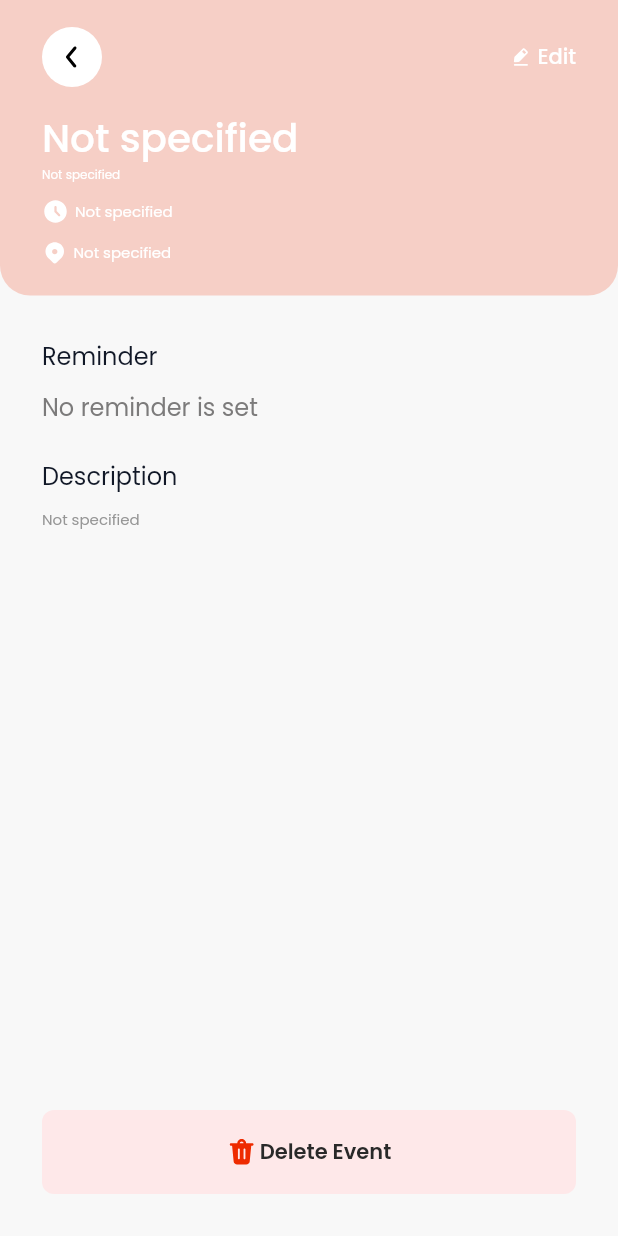
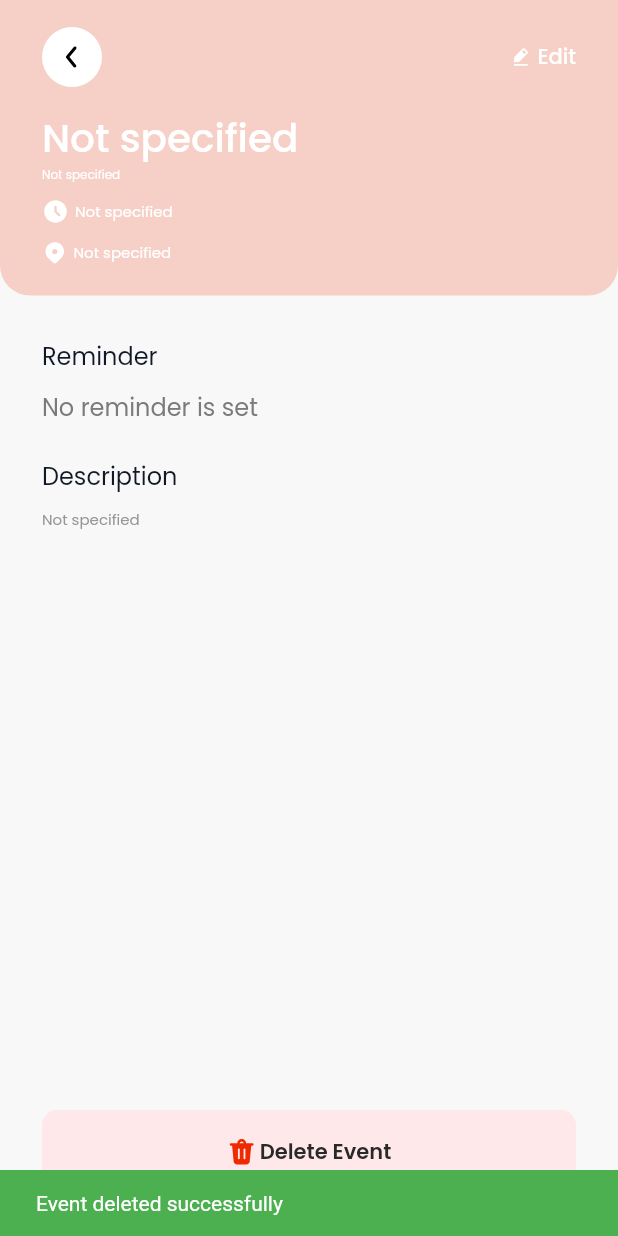
Before and after one commit to abdurakhmon97/calendar_app, a Flutter app: the EventDetailsScreen screen opened directly with empty values, after a tap on "Delete Event", on a phone screen of 412 x 824 dp. Run offline on Flutter 3.47's test engine with Material 2 defaults, Android fonts, the phone set to English and light mode, and no system bars; our stand-ins replace bloc, equatable, flutter_bloc, flutter_svg, freezed_annotation, get_it and 4 more; accounts and stored records are empty.

Commit message:
CA-7: Event deletion and update finished

```diff
--- a/lib/app/ui/event_details/event_details_screen.dart
+++ b/lib/app/ui/event_details/event_details_screen.dart
@@ -4,9 +4,11 @@ import 'package:calendar_app/app/ui/widgets/calendar_app_button.dart';
 import 'package:calendar_app/core/constants/assets.dart';
 import 'package:calendar_app/core/constants/colors.dart';
 import 'package:calendar_app/core/constants/typography.dart';
+import 'package:calendar_app/domain/bloc/event_details_bloc.dart';
 import 'package:calendar_app/utils/utils.dart';
 import 'package:flutter/material.dart';
 import 'package:flutter/services.dart';
+import 'package:flutter_bloc/flutter_bloc.dart';
 import 'package:flutter_svg/flutter_svg.dart';
 
 const _bottomPadding = 28.0;
@@ -28,27 +30,36 @@ class _EventDetailsScreenState extends State<EventDetailsScreen> {
 
   @override
   Widget build(BuildContext context) {
-    return Scaffold(
+    return BlocProvider(
+      create: (_) => EventDetailsBloc(),
+      child: Scaffold(
         appBar: AppBar(
           elevation: 0,
           toolbarHeight: 0,
-        backgroundColor: AppColorUtils.priorityColorMap[vm.event.priorityColor],
+          backgroundColor:
+              AppColorUtils.priorityColorMap[vm.event.priorityColor],
           systemOverlayStyle: const SystemUiOverlayStyle(
             statusBarIconBrightness: Brightness.light,
             statusBarBrightness: Brightness.dark,
           ),
         ),
-      body: Column(
+        body: BlocBuilder<EventDetailsBloc, EventDetailsState>(
+          builder: (_, __) {
+            print('rebuilt again');
+            return Column(
               crossAxisAlignment: CrossAxisAlignment.start,
               children: [
                 ScreenHeader(
                   event: vm.event,
-            onEdit: () {},
-            onBackTap: () {},
+                  onEdit: () => vm.onEditEvent(
+                    context: context,
+                    chosenDay: widget.arguments.chosenDay,
+                  ),
+                  onBackTap: () => vm.onBackTap(context),
                 ),
                 const SizedBox(height: 28),
                 Padding(
-            padding: EdgeInsets.symmetric(horizontal: 28),
+                  padding: const EdgeInsets.symmetric(horizontal: 28),
                   child: Column(
                     crossAxisAlignment: CrossAxisAlignment.start,
                     children: [
@@ -86,15 +97,23 @@ class _EventDetailsScreenState extends State<EventDetailsScreen> {
                       style: AppTypography.captionSemiBold,
                     ),
                     icon: SvgPicture.asset(AppIcons.delete),
-              onPressed: () {},
+                    onPressed: () => vm.onDeleteEvent(
+                      context: context,
+                      selectedDay: widget.arguments.chosenDay,
+                    ),
                     backgroundColor: AppColors.deleteBtnBg,
                     height: _buttonHeight,
+                    borderRadius: 10,
                   ),
                 ),
                 SizedBox(
-            height: MediaQuery.of(context).viewPadding.bottom + _bottomPadding,
+                  height: MediaQuery.of(context).viewPadding.bottom +
+                      _bottomPadding,
                 ),
               ],
+            );
+          },
+        ),
       ),
     );
   }
--- a/lib/app/ui/event_details/event_details_vm.dart
+++ b/lib/app/ui/event_details/event_details_vm.dart
@@ -1,7 +1,57 @@
+//ignore_for_file: use_build_context_synchronously
+
+import 'package:calendar_app/app/navigation/app_route.dart';
+import 'package:calendar_app/app/navigation/arguments/event_add_or_edit_arguments.dart';
+import 'package:calendar_app/app/ui/event_add_or_edit/event_add_or_edit_vm.dart';
+import 'package:calendar_app/core/constants/colors.dart';
+import 'package:calendar_app/domain/bloc/event_details_bloc.dart';
+import 'package:calendar_app/domain/bloc/home_bloc.dart';
 import 'package:calendar_app/domain/entities/event_details_entity.dart';
+import 'package:calendar_app/utils/utils.dart';
+import 'package:flutter/cupertino.dart';
+import 'package:flutter_bloc/flutter_bloc.dart';
+import 'package:go_router/go_router.dart';
 
 class EventDetailsViewModel {
   EventDetailsEntity event;
 
   EventDetailsViewModel(this.event);
+
+  void onBackTap(BuildContext context) => context.pop();
+
+  void onEditEvent({
+    required BuildContext context,
+    required DateTime chosenDay,
+  }) async {
+    final updatedEvent = await context.push(
+      '${AppRoute.home}${AppRoute.eventAddOrEdit}',
+      extra: EventAddOrEditArguments(
+        vm: EventAddOrEditViewModel(),
+        chosenDay: chosenDay,
+        eventToEdit: event,
+      ),
+    );
+    if (updatedEvent is EventDetailsEntity) {
+      event = updatedEvent;
+      context.read<EventDetailsBloc>().add(EditEvent(updatedEvent));
+    }
+  }
+
+  void onDeleteEvent({
+    required BuildContext context,
+    required DateTime selectedDay,
+  }) async {
+    if (event.id == null) {
+      AppUtils.showSnackBar(
+        context,
+        'Failed to find the id of the event',
+        AppColors.error,
+      );
+      return;
+    }
+    context.read<EventDetailsBloc>().add(DeleteEvent(event.id!));
+    context.read<HomeBloc>().add(HomeSelectDayEvent(selectedDay));
+    AppUtils.showSnackBar(context, 'Event deleted successfully');
+    context.go(AppRoute.home);
+  }
 }
--- a/lib/data/repositories/events_repository_impl.dart
+++ b/lib/data/repositories/events_repository_impl.dart
@@ -35,4 +35,23 @@ class EventsRepositoryImpl implements EventsRepository {
       log(e.toString());
     }
   }
+
+  @override
+  Future<void> updateEvent(EventDetailsEntity eventDetailsEntity) async {
+    try {
+      await _databaseHelper.update(
+          eventDetails: eventDetailsEntity.toRawData());
+    } on Object catch (e) {
+      log(e.toString());
+    }
+  }
+
+  @override
+  Future<void> deleteEvent(int id) async {
+    try {
+      await _databaseHelper.delete(id);
+    } on Object catch (e) {
+      log(e.toString());
+    }
+  }
 }
--- a/lib/data/storage/db_helper.dart
+++ b/lib/data/storage/db_helper.dart
@@ -64,12 +64,11 @@ class DatabaseHelper {
   Future<void> delete(int id) async =>
       await _database!.rawDelete("DELETE from $_tableName where id=$id");
 
-  Future<dynamic> update({
-    required String table,
+  Future<void> update({
     required EventDetails eventDetails,
   }) async =>
       await _database!.update(
-        table,
+        _tableName,
         eventDetails.toJson(),
         where: 'id = ?',
         whereArgs: [eventDetails.id],
--- a/lib/domain/bloc/edit_or_add_bloc.dart
+++ b/lib/domain/bloc/edit_or_add_bloc.dart
@@ -13,6 +13,7 @@ part '../state/edit_or_add_state.dart';
 class EditOrAddBloc extends Bloc<EditOrAddEvent, EditOrAddState> {
   EditOrAddBloc() : super(EditOrAddInitial()) {
     on<AddNewEvent>(_onAddNewEvent);
+    on<UpdateEvent>(_onUpdateEvent);
   }
 
   final EventsRepository _eventsRepository = inject();
@@ -22,4 +23,10 @@ class EditOrAddBloc extends Bloc<EditOrAddEvent, EditOrAddState> {
     await _eventsRepository.createNewEvent(event.event);
     emit(AddNewEventState());
   }
+
+  FutureOr<void> _onUpdateEvent(
+      UpdateEvent event, Emitter<EditOrAddState> emit) async {
+    await _eventsRepository.updateEvent(event.event);
+    emit(UpdateEventState(event.event));
+  }
 }
--- a/lib/domain/bloc/event_details_bloc.dart
+++ b/lib/domain/bloc/event_details_bloc.dart
@@ -1,14 +1,30 @@
+import 'dart:async';
 import 'package:bloc/bloc.dart';
+import 'package:calendar_app/core/di/inject.dart';
 import 'package:calendar_app/domain/entities/event_details_entity.dart';
+import 'package:calendar_app/domain/repositories/events_repository.dart';
 import 'package:equatable/equatable.dart';
 
 part '../event/event_details_event.dart';
+
 part '../state/event_details_state.dart';
 
 class EventDetailsBloc extends Bloc<EventDetailsEvent, EventDetailsState> {
   EventDetailsBloc() : super(EventDetailsInitial()) {
-    on<EventDetailsEvent>((event, emit) {
-      // TODO: implement event handler
-    });
+    on<EditEvent>(_onEditEvent);
+    on<DeleteEvent>(_onDeleteEvent);
+  }
+
+  final EventsRepository _eventsRepository = inject();
+
+  FutureOr<void> _onEditEvent(
+      EditEvent event, Emitter<EventDetailsState> emit) async {
+    emit(EditEventState(event.event));
+  }
+
+  FutureOr<void> _onDeleteEvent(
+      DeleteEvent event, Emitter<EventDetailsState> emit) async {
+    await _eventsRepository.deleteEvent(event.id);
+    emit(DeleteEventState());
   }
 }
--- a/lib/domain/bloc/home_bloc.dart
+++ b/lib/domain/bloc/home_bloc.dart
@@ -16,7 +16,6 @@ class HomeBloc extends Bloc<HomeEvent, HomeState> {
     on<HomeExceedingRangeEvent>(_onRangeExceeded);
   }
 
-  //we can also create home bloc outside of material app, and inject the constructor instead of field
   final EventsRepository _eventsRepository;
 
   FutureOr<void> _onDaySelected(
--- a/lib/domain/event/edit_or_add_event.dart
+++ b/lib/domain/event/edit_or_add_event.dart
@@ -12,3 +12,12 @@ class AddNewEvent extends EditOrAddEvent {
   @override
   List<Object> get props => [event];
 }
+
+class UpdateEvent extends EditOrAddEvent {
+  final EventDetailsEntity event;
+
+  const UpdateEvent(this.event);
+
+  @override
+  List<Object> get props => [event];
+}
--- a/lib/domain/event/event_details_event.dart
+++ b/lib/domain/event/event_details_event.dart
@@ -5,12 +5,12 @@ abstract class EventDetailsEvent extends Equatable {
 }
 
 class EditEvent extends EventDetailsEvent {
-  final EventDetailsEntity eventDetailsEntity;
+  final EventDetailsEntity event;
 
-  const EditEvent(this.eventDetailsEntity);
+  const EditEvent(this.event);
 
   @override
-  List<Object?> get props => [eventDetailsEntity];
+  List<Object?> get props => [event];
 }
 
 class DeleteEvent extends EventDetailsEvent {
--- a/lib/domain/repositories/events_repository.dart
+++ b/lib/domain/repositories/events_repository.dart
@@ -4,4 +4,8 @@ abstract class EventsRepository {
   Future<List<EventDetailsEntity>> getEventsByDay(DateTime day);
 
   Future<void> createNewEvent(EventDetailsEntity eventDetailsEntity);
+
+  Future<void> updateEvent(EventDetailsEntity eventDetailsEntity);
+
+  Future<void> deleteEvent(int id);
 }
```
Also changed, not shown: lib/app/ui/event_add_or_edit/event_add_or_edit_screen.dart (+21 -15 lines), lib/app/ui/event_add_or_edit/event_add_or_edit_vm.dart (+31 -1 lines), lib/app/ui/home/home_screen.dart (+1 -14 lines), lib/app/ui/home/home_screen_vm.dart (+18 -19 lines), lib/domain/entities/day_with_events_entity.dart (added, +18 -0 lines), lib/domain/state/edit_or_add_state.dart (+10 -1 lines). Lines whose indentation alone changed are shown as unchanged.
